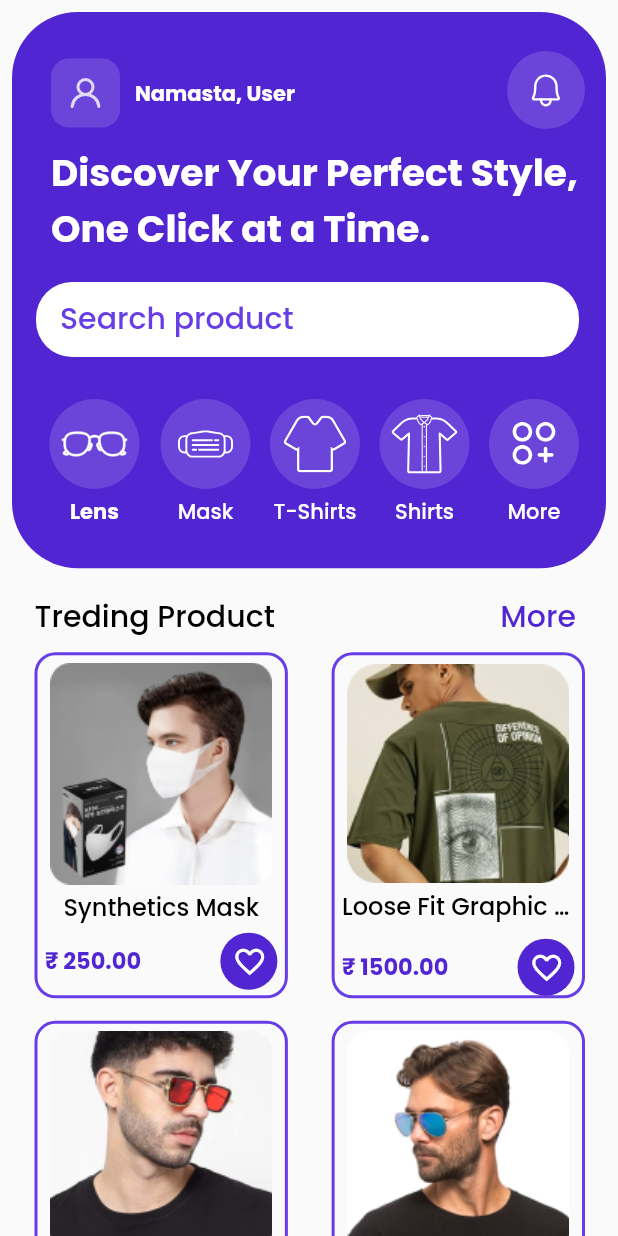
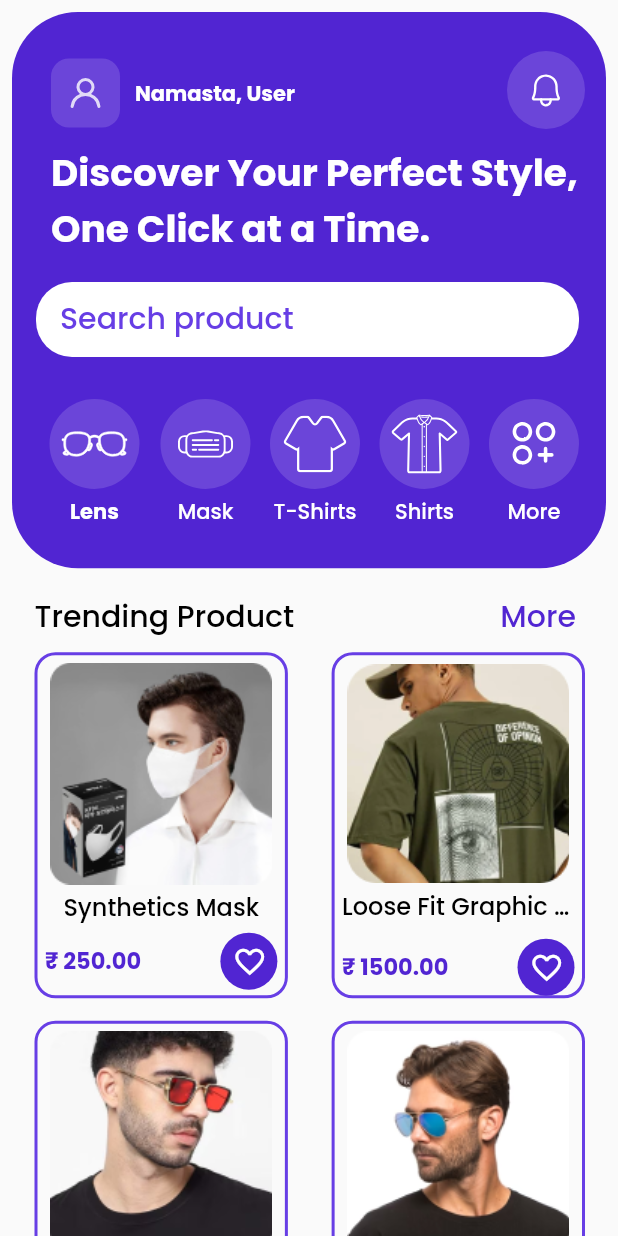
Before and after one commit to MrAhmed0702/your_cart, a Flutter app: the Home_Screen screen opened by its route, on a phone screen of 412 x 824 dp. Run offline on Flutter 3.47's test engine with Material 2 defaults, Android fonts, the phone set to English and light mode, and no system bars; our stand-ins replace cloud_firestore, firebase_auth, firebase_core, flutter_svg, google_sign_in; accounts and stored records are empty.

Commit message:
Spelling Correction

```diff
--- a/lib/Screen/Home.dart
+++ b/lib/Screen/Home.dart
@@ -382,7 +382,7 @@ class _Home_ScreenState extends State<Home_Screen> {
                 mainAxisAlignment: MainAxisAlignment.spaceBetween,
                 children: [
                   const Text(
-                    "Treding Product",
+                    "Trending Product",
                     style: TextStyle(
                       color: Colors.black,
                       fontSize: 20,
```
